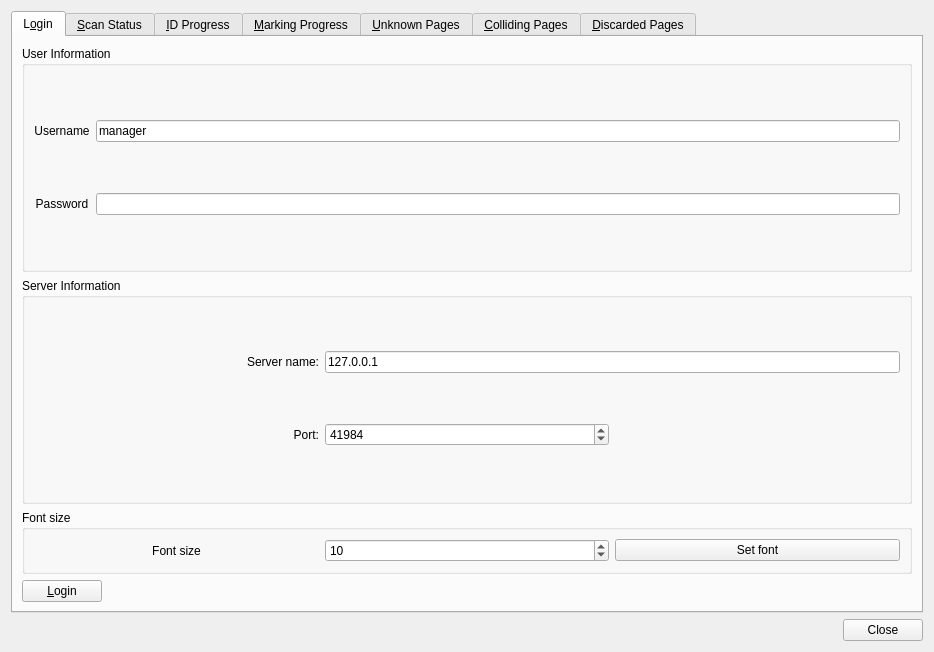
plomgrading/plom, file qtCreatorFiles/ui_iic.ui: the form before one commit.
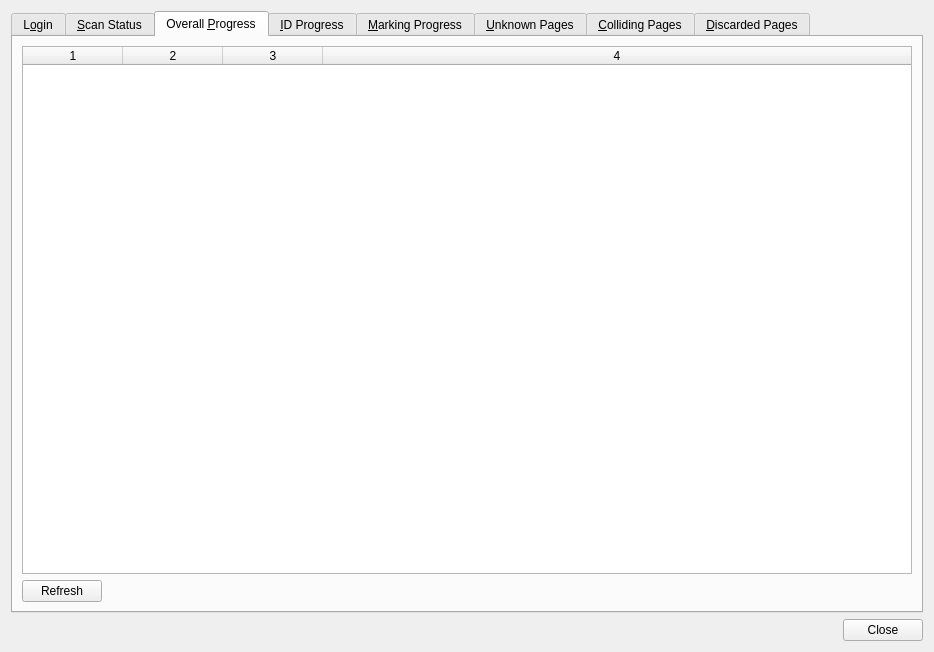
The form after the commit. The open tabs and pages were chosen to show the change.

Commit message: Overall progress and start of finishing stuff.

What changed in the file:
```diff
--- a/qtCreatorFiles/ui_iic.ui
+++ b/qtCreatorFiles/ui_iic.ui
@@ -350,6 +350,63 @@
        </item>
       </layout>
      </widget>
+     <widget class="QWidget" name="tab_4">
+      <attribute name="title">
+       <string>Overall &amp;Progress</string>
+      </attribute>
+      <layout class="QVBoxLayout" name="verticalLayout_14">
+       <item>
+        <widget class="QTableWidget" name="overallTW">
+         <property name="alternatingRowColors">
+          <bool>true</bool>
+         </property>
+         <property name="selectionMode">
+          <enum>QAbstractItemView::SingleSelection</enum>
+         </property>
+         <property name="selectionBehavior">
+          <enum>QAbstractItemView::SelectRows</enum>
+         </property>
+         <property name="columnCount">
+          <number>4</number>
+         </property>
+         <attribute name="horizontalHeaderStretchLastSection">
+          <bool>true</bool>
+         </attribute>
+         <attribute name="verticalHeaderVisible">
+          <bool>false</bool>
+         </attribute>
+         <column/>
+         <column/>
+         <column/>
+         <column/>
+        </widget>
+       </item>
+       <item>
+        <layout class="QHBoxLayout" name="horizontalLayout_11">
+         <item>
+          <widget class="QPushButton" name="refreshOButton">
+           <property name="text">
+            <string>Refresh</string>
+           </property>
+          </widget>
+         </item>
+         <item>
+          <spacer name="horizontalSpacer_9">
+           <property name="orientation">
+            <enum>Qt::Horizontal</enum>
+           </property>
+           <property name="sizeHint" stdset="0">
+            <size>
+             <width>40</width>
+             <height>20</height>
+            </size>
+           </property>
+          </spacer>
+         </item>
+        </layout>
+       </item>
+      </layout>
+     </widget>
      <widget class="QWidget" name="tab_3">
       <attribute name="title">
        <string>&amp;ID Progress</string>
```
Left out of the diff: 4 changed lines with no effect on the pictures. The commit also changes 9 other files.
